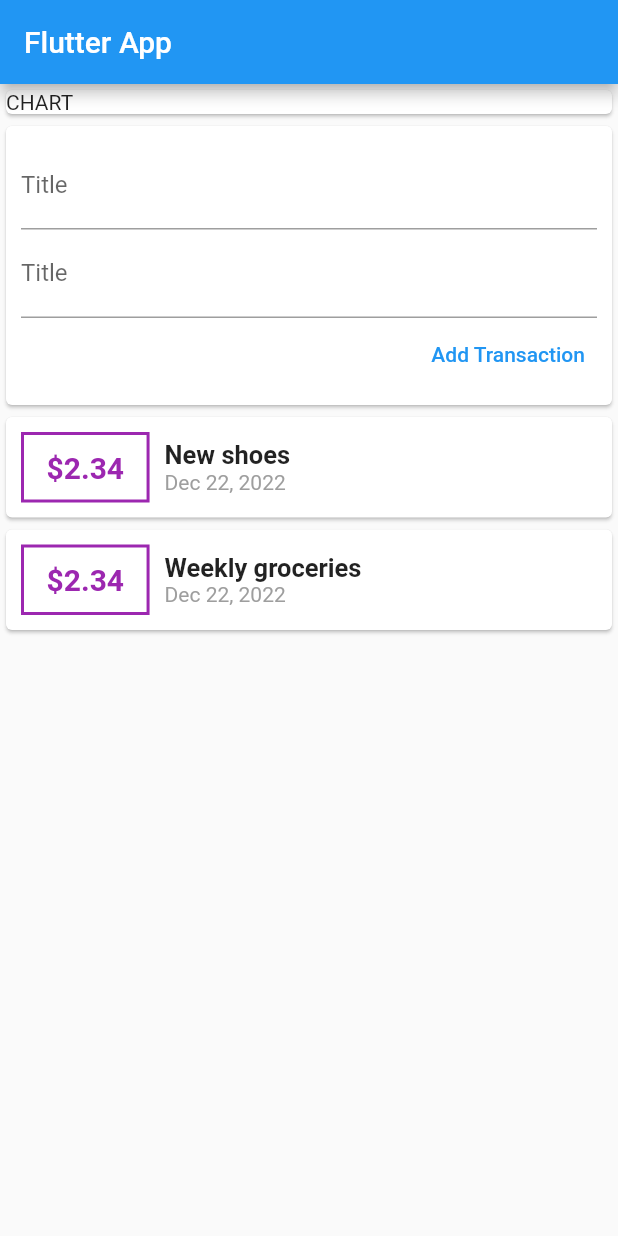
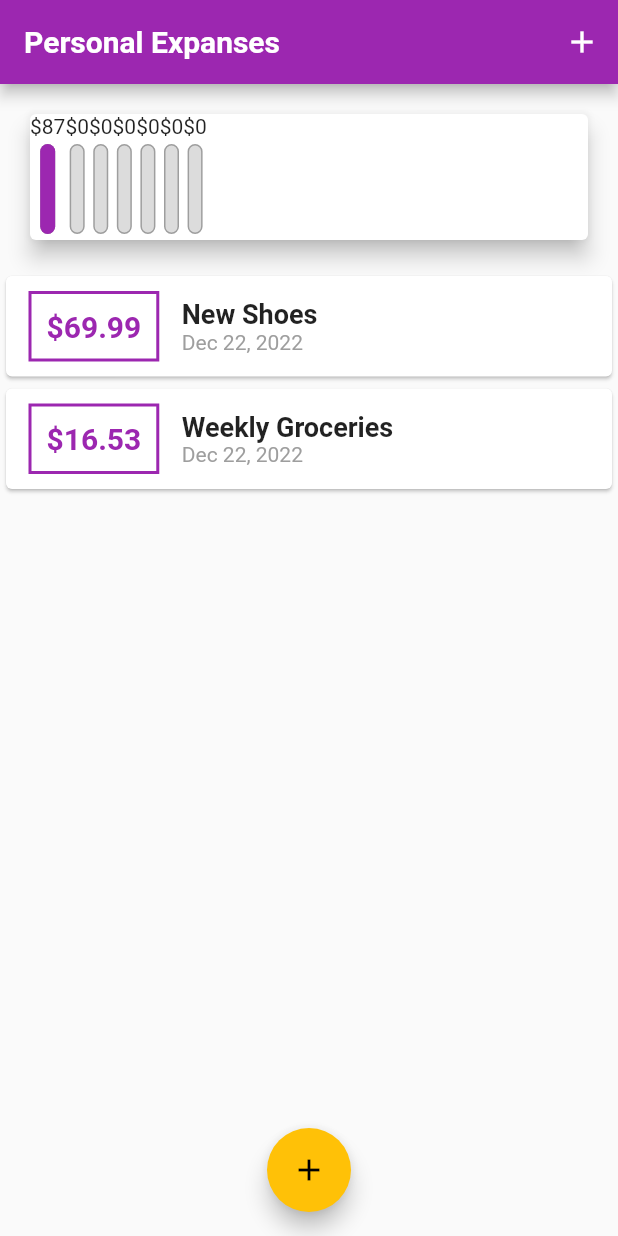
Before and after one commit to RustambekSafarov/personal_expenses_app, a Flutter app: the screen it shows after launch, on a phone screen of 412 x 824 dp. Run offline on Flutter 3.47's test engine with Material 2 defaults, Android fonts, the phone set to English and light mode, and no system bars; Roboto replaces fonts that are missing (OpenSans).

Commit message:
chart widget

```diff
--- a/lib/main.dart
+++ b/lib/main.dart
@@ -1,117 +1,124 @@
 import 'package:flutter/material.dart';
-import 'package:intl/intl.dart';
-import 'package:personal_expenses_app/transaction.dart';
+import 'package:personal_expenses_app/widget/chart.dart';
+import 'package:personal_expenses_app/widget/new_transaction.dart';
 
-void main() {
-  runApp(MaterialApp(
-    debugShowCheckedModeBanner: false,
-    home: MyApp(),
-  ));
+import 'models/transaction.dart';
+import 'widget/transaction_list.dart';
+
+void main() => runApp(MyApp());
+
+class MyApp extends StatelessWidget {
+  @override
+  Widget build(BuildContext context) {
+    return MaterialApp(
+      title: 'Personal Expanses',
+      theme: ThemeData(
+          primarySwatch: Colors.purple,
+          accentColor: Colors.amber,
+          fontFamily: 'Quicksand',
+          textTheme: ThemeData.light().textTheme.copyWith(
+                titleLarge: TextStyle(
+                  fontFamily: 'OpenSans',
+                  fontWeight: FontWeight.bold,
+                  fontSize: 18,
+                ),
+              ),
+          appBarTheme: AppBarTheme(
+              titleTextStyle: TextStyle(
+            fontFamily: 'OpenSans',
+            fontSize: 18,
+            fontWeight: FontWeight.bold,
+          ))),
+      home: MyHomePage(),
+    );
+  }
 }
 
-class MyApp extends StatelessWidget {
-  final List<Transaction> transactions = [
+class MyHomePage extends StatefulWidget {
+  @override
+  State<MyHomePage> createState() => _MyHomePageState();
+}
+
+class _MyHomePageState extends State<MyHomePage> {
+  // String titleInput;
+  final titleController = TextEditingController();
+
+  final amountController = TextEditingController();
+
+  final List<Transaction> _userTransactions = [
     Transaction(
       id: 't1',
-      title: 'New shoes',
-      amount: 2.34,
+      title: 'New Shoes',
+      amount: 69.99,
       date: DateTime.now(),
     ),
     Transaction(
-      id: 't1',
-      title: 'Weekly groceries',
-      amount: 2.34,
+      id: 't2',
+      title: 'Weekly Groceries',
+      amount: 16.53,
       date: DateTime.now(),
-    )
+    ),
   ];
-  String? titleInput;
-  String? amountInput;
-  MyApp({super.key});
+
+  List<Transaction> get _recentTransactions {
+    return _userTransactions.where((tx) {
+      return tx.date.isAfter(DateTime.now().subtract(Duration(days: 7)));
+    }).toList();
+  }
+
+  void _addNewTransaction(String txTitle, double txAmount) {
+    final newTx = Transaction(
+      title: txTitle,
+      amount: txAmount,
+      date: DateTime.now(),
+      id: DateTime.now().toString(),
+    );
+
+    setState(() {
+      _userTransactions.add(newTx);
+    });
+  }
+
+  void startAddNewTransaction(BuildContext ctx) {
+    showModalBottomSheet(
+        context: ctx,
+        builder: (_) {
+          return GestureDetector(
+            onTap: () {},
+            child: NewTransaction(_addNewTransaction),
+            behavior: HitTestBehavior.opaque,
+          );
+        });
+  }
 
   @override
   Widget build(BuildContext context) {
     return Scaffold(
       appBar: AppBar(
-        title: const Text('Flutter App'),
-      ),
-      body: Column(
-        mainAxisAlignment: MainAxisAlignment.start,
-        crossAxisAlignment: CrossAxisAlignment.stretch,
-        children: [
-          // ignore: sized_box_for_whitespace, avoid_unnecessary_containers
-          Container(
-            child: const Card(
-              child: Text('CHART'),
-            ),
-          ),
-          Card(
-            child: Container(
-                padding: const EdgeInsets.all(10),
-                child: Column(
-                  crossAxisAlignment: CrossAxisAlignment.end,
-                  children: [
-                    TextField(
-                      decoration: InputDecoration(labelText: 'Title'),
-                      onChanged: (value) => titleInput = value,
-                    ),
-                    TextField(
-                      decoration: InputDecoration(labelText: 'Title'),
-                      onChanged: (value) => amountInput = value,
-                    ),
-                    TextButton(
-                      onPressed: () {
-                        print(titleInput);
-                      },
-                      child: Text('Add Transaction'),
-                    )
-                  ],
-                )),
-          ),
-          Column(
-            children: transactions.map((tx) {
-              return Card(
-                child: Row(
-                  children: [
-                    Container(
-                      padding: const EdgeInsets.symmetric(
-                          vertical: 10, horizontal: 15),
-                      margin: const EdgeInsets.all(10),
-                      decoration: BoxDecoration(
-                          border: Border.all(
-                        color: Colors.purple,
-                        width: 2,
-                      )),
-                      child: Text(
-                        '\$${tx.amount}',
-                        style: const TextStyle(
-                            fontWeight: FontWeight.bold,
-                            fontSize: 20,
-                            color: Colors.purple),
-                      ),
-                    ),
-                    Column(
-                      crossAxisAlignment: CrossAxisAlignment.start,
-                      children: [
-                        Text(
-                          tx.title,
-                          style: const TextStyle(
-                            fontSize: 17,
-                            fontWeight: FontWeight.bold,
-                          ),
-                        ),
-                        Text(
-                          DateFormat.yMMMd().format(tx.date),
-                          style: const TextStyle(color: Colors.grey),
-                        ),
-                      ],
-                    ),
-                  ],
-                ),
-              );
-            }).toList(),
-          ),
+        title: Text(
+          'Personal Expanses',
+          style: TextStyle(fontFamily: 'OpenSans', fontSize: 20),
+        ),
+        actions: [
+          IconButton(
+              onPressed: () => startAddNewTransaction(context),
+              icon: Icon(Icons.add))
         ],
       ),
+      body: SingleChildScrollView(
+        child: Column(
+          // mainAxisAlignment: MainAxisAlignment.start,
+          crossAxisAlignment: CrossAxisAlignment.stretch,
+          children: <Widget>[
+            Chart(_recentTransactions),
+            TransactionList(_userTransactions),
+          ],
+        ),
+      ),
+      floatingActionButtonLocation: FloatingActionButtonLocation.centerFloat,
+      floatingActionButton: FloatingActionButton(
+          child: Icon(Icons.add),
+          onPressed: () => startAddNewTransaction(context)),
     );
   }
 }
--- /dev/null
+++ b/lib/widget/chart.dart
@@ -0,0 +1,49 @@
+import 'package:flutter/material.dart';
+import 'package:intl/intl.dart';
+import 'package:personal_expenses_app/widget/chart_bar.dart';
+
+import '../models/transaction.dart';
+
+class Chart extends StatelessWidget {
+  final List<Transaction> recentTransactions;
+
+  const Chart(this.recentTransactions, {super.key});
+
+  List<Map<String, Object>> get groupedTransactionValue {
+    return List.generate(7, (index) {
+      final weekday = DateTime.now().subtract(Duration(days: index));
+      var totalSum = 0.0;
+      for (var i = 0; i < recentTransactions.length; i++) {
+        if (recentTransactions[i].date.day == weekday.day &&
+            recentTransactions[i].date.month == weekday.month &&
+            recentTransactions[i].date.year == weekday.year) {
+          totalSum += recentTransactions[i].amount;
+        }
+      }
+      return {
+        'day': DateFormat.E(),
+        'amount': totalSum,
+      };
+    });
+  }
+
+  double get totalSpending {
+    return groupedTransactionValue.fold(0, (sum, item) {
+      return sum + (item['amount'] as double);
+    });
+  }
+
+  @override
+  Widget build(BuildContext context) {
+    return Card(
+      elevation: 6,
+      margin: EdgeInsets.all(20),
+      child: Row(
+        children: groupedTransactionValue.map((data) {
+          return ChartBar(data['day'], data['amount'] as double,
+              (data['amount'] as double) / totalSpending);
+        }).toList(),
+      ),
+    );
+  }
+}
--- /dev/null
+++ b/lib/widget/chart_bar.dart
@@ -0,0 +1,57 @@
+import 'package:flutter/cupertino.dart';
+import 'package:flutter/material.dart';
+import 'package:flutter/src/widgets/container.dart';
+import 'package:flutter/src/widgets/framework.dart';
+
+class ChartBar extends StatelessWidget {
+  final label;
+  final double spendingAmount;
+  final double spendingPrcOfTotal;
+  ChartBar(
+    this.label,
+    this.spendingAmount,
+    this.spendingPrcOfTotal,
+  );
+
+  @override
+  Widget build(BuildContext context) {
+    return Column(
+      children: [
+        Text('\$${spendingAmount.toStringAsFixed(0)}'),
+        SizedBox(
+          height: 4,
+        ),
+        Container(
+          height: 60,
+          width: 10,
+          child: Stack(
+            children: [
+              Container(
+                decoration: BoxDecoration(
+                  border: Border.all(
+                    color: Colors.grey,
+                    width: 1,
+                  ),
+                  color: Color.fromRGBO(220, 220, 220, 1),
+                  borderRadius: BorderRadius.circular(10),
+                ),
+              ),
+              FractionallySizedBox(
+                heightFactor: spendingPrcOfTotal,
+                child: Container(
+                  decoration: BoxDecoration(
+                    color: Theme.of(context).primaryColor,
+                    borderRadius: BorderRadius.circular(10),
+                  ),
+                ),
+              )
+            ],
+          ),
+        ),
+        SizedBox(
+          height: 4,
+        )
+      ],
+    );
+  }
+}
--- /dev/null
+++ b/lib/widget/new_transaction.dart
@@ -0,0 +1,74 @@
+import 'package:flutter/material.dart';
+
+class NewTransaction extends StatefulWidget {
+  final Function addTx;
+
+  NewTransaction(this.addTx);
+
+  @override
+  State<NewTransaction> createState() => _NewTransactionState();
+}
+
+class _NewTransactionState extends State<NewTransaction> {
+  final titleController = TextEditingController();
+
+  final amountController = TextEditingController();
+
+  void submitData() {
+    final enteredTitle = titleController.text;
+    final enteredAmount = double.parse(amountController.text);
+
+    if (enteredTitle.isEmpty || enteredAmount <= 0) {
+      return;
+    }
+
+    widget.addTx(
+      enteredTitle,
+      enteredAmount,
+    );
+
+    Navigator.of(context).pop();
+  }
+
+  @override
+  Widget build(BuildContext context) {
+    return Card(
+      elevation: 5,
+      child: Container(
+        padding: EdgeInsets.all(10),
+        child: Column(
+          crossAxisAlignment: CrossAxisAlignment.end,
+          children: <Widget>[
+            TextField(
+              decoration: InputDecoration(labelText: 'Title'),
+              controller: titleController,
+              onSubmitted: (_) => submitData,
+              // onChanged: (val) {
+              //   titleInput = val;
+              // },
+            ),
+            TextField(
+              decoration: InputDecoration(labelText: 'Amount'),
+              keyboardType: TextInputType.number,
+              controller: amountController,
+              onSubmitted: (_) => submitData,
+              // onChanged: (val) => amountInput = val,
+            ),
+            TextButton(
+              child: Text('Add Transaction'),
+              onPressed: () {
+                widget.addTx(
+                  titleController.text,
+                  amountController.text.isNotEmpty
+                      ? double.parse(amountController.text)
+                      : Text('No data!'),
+                );
+                Navigator.of(context).pop();
+              },
+            ),
+          ],
+        ),
+      ),
+    );
+  }
+}
--- /dev/null
+++ b/lib/widget/transaction_list.dart
@@ -0,0 +1,79 @@
+import 'package:flutter/material.dart';
+import 'package:intl/intl.dart';
+
+import '../models/transaction.dart';
+
+class TransactionList extends StatelessWidget {
+  final List<Transaction> transactions;
+
+  TransactionList(this.transactions);
+
+  @override
+  Widget build(BuildContext context) {
+    return Container(
+      height: 300,
+      child: transactions.isEmpty
+          ? Column(
+              children: [
+                Text(
+                  'No transaction added yet!',
+                  style: Theme.of(context).textTheme.headline6,
+                ),
+                SizedBox(
+                  height: 20,
+                ),
+                Container(
+                    height: 250,
+                    child: Image.asset('assets/images/waiting.png')),
+              ],
+            )
+          : ListView.builder(
+              itemBuilder: (ctx, index) {
+                return Card(
+                  child: Row(
+                    children: <Widget>[
+                      Container(
+                        margin: EdgeInsets.symmetric(
+                          vertical: 10,
+                          horizontal: 15,
+                        ),
+                        decoration: BoxDecoration(
+                          border: Border.all(
+                            color: Theme.of(context).primaryColor,
+                            width: 2,
+                          ),
+                        ),
+                        padding: EdgeInsets.all(10),
+                        child: Text(
+                          '\$${transactions[index].amount.toStringAsFixed(2)}',
+                          style: TextStyle(
+                            fontWeight: FontWeight.bold,
+                            fontSize: 20,
+                            color: Theme.of(context).primaryColor,
+                          ),
+                        ),
+                      ),
+                      Column(
+                        crossAxisAlignment: CrossAxisAlignment.start,
+                        children: <Widget>[
+                          Text(
+                            transactions[index].title,
+                            style: Theme.of(context).textTheme.headline6,
+                          ),
+                          Text(
+                            DateFormat.yMMMd().format(transactions[index].date),
+                            style: TextStyle(
+                              color: Colors.grey,
+                            ),
+                          ),
+                        ],
+                      ),
+                    ],
+                  ),
+                );
+              },
+              itemCount: transactions.length,
+            ),
+    );
+  }
+}
```
Also changed, not shown: lib/models/transaction.dart (renamed from lib/transaction.dart).
